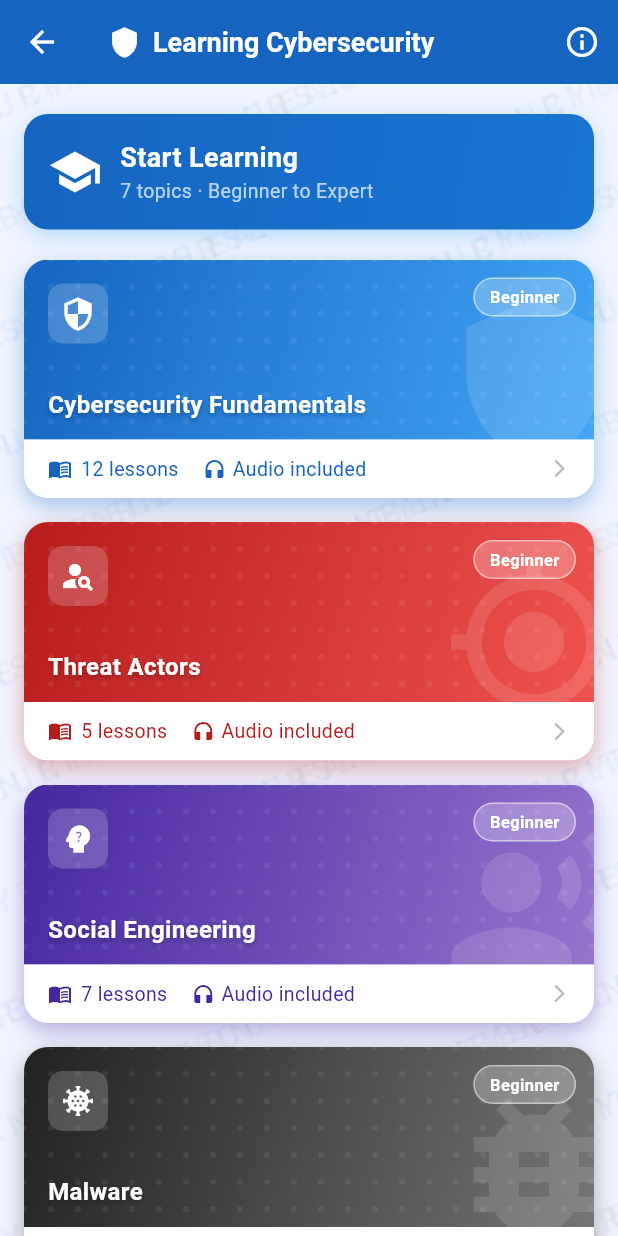
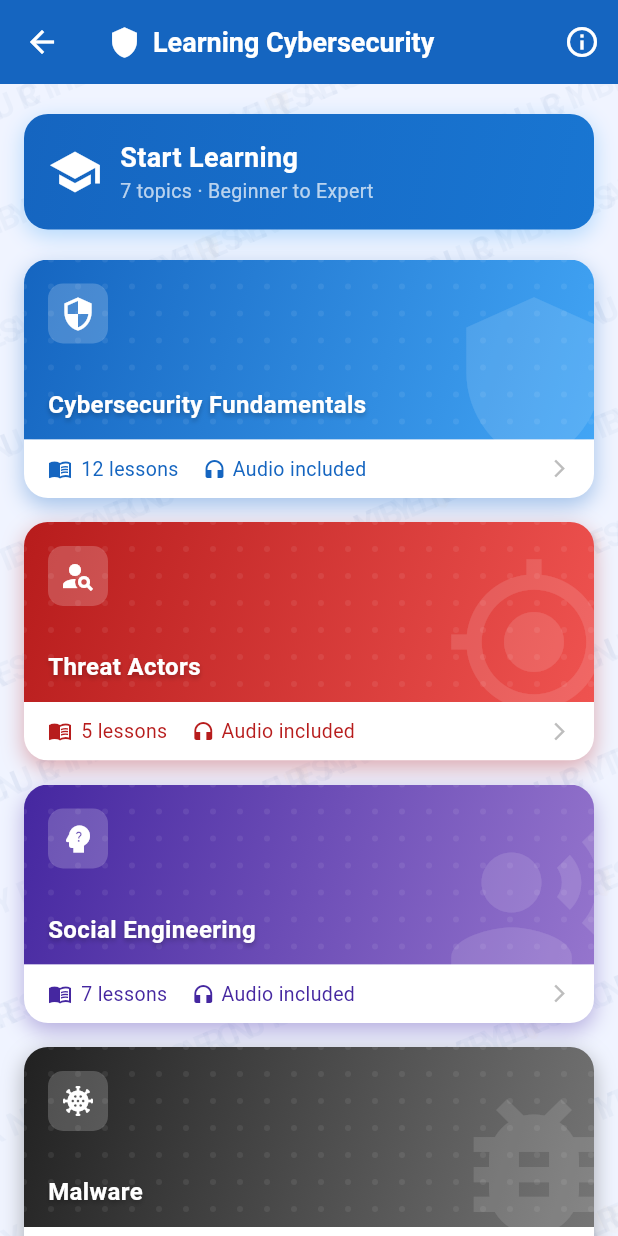
Before and after one commit to SaCyRA-Edu/Cyberpulse_academy, a Flutter app: the screen it shows after launch, after a tap on "Start Learning", on a phone screen of 412 x 824 dp. Run offline on Flutter 3.47's test engine with Material 3 defaults, Android fonts, the phone set to English and light mode, and no system bars; our stand-ins replace flutter_tts, shared_preferences.

Commit message:
Remove the level badge (Beginner/Intermediate/etc pill) from topic cards
The per-lesson difficulty badges were already removed from the lesson
list in topic_detail_screen.dart, but this separate 'Level badge top
right' pill on each topic card in topics_screen.dart (showing
entry.level.title, e.g. 'Beginner') was still rendering. Removed the
entire Positioned badge block — topic cards now show only the icon
and title, no level label anywhere.

```diff
--- a/lib/screens/topics_screen.dart
+++ b/lib/screens/topics_screen.dart
@@ -412,29 +412,6 @@ class _TopicCard extends StatelessWidget {
                         ),
                       ),
                     ),
-                    // Level badge top right
-                    Positioned(
-                      top: 12,
-                      right: 12,
-                      child: Container(
-                        padding: const EdgeInsets.symmetric(
-                            horizontal: 10, vertical: 4),
-                        decoration: BoxDecoration(
-                          color: Colors.white.withValues(alpha: 0.25),
-                          borderRadius: BorderRadius.circular(20),
-                          border: Border.all(
-                              color: Colors.white.withValues(alpha: 0.5)),
-                        ),
-                        child: Text(
-                          entry.level.title,
-                          style: const TextStyle(
-                            color: Colors.white,
-                            fontSize: 11,
-                            fontWeight: FontWeight.bold,
-                          ),
-                        ),
-                      ),
-                    ),
                   ],
                 ),
               ),
```
